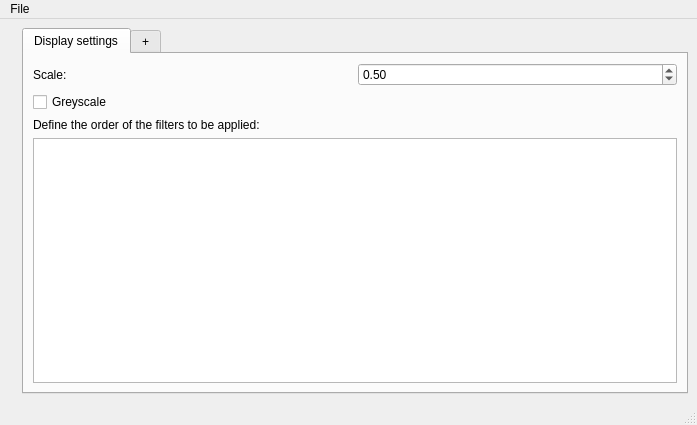
Before: the Qt Designer form sec_detect.ui in SebLeh/IAI, drawn with Qt 5.
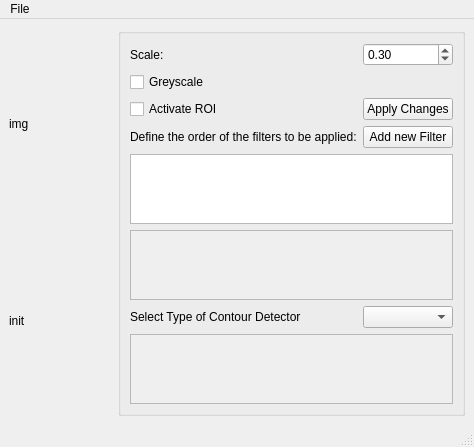
After: the same form once the commit is applied. Icons and pictures are not drawn. Custom widgets are drawn as their Qt base class.

```diff
--- a/sec_detect.ui
+++ b/sec_detect.ui
@@ -6,8 +6,8 @@
    <rect>
     <x>0</x>
     <y>0</y>
-    <width>697</width>
-    <height>425</height>
+    <width>474</width>
+    <height>431</height>
    </rect>
   </property>
   <property name="windowTitle">
@@ -16,39 +16,26 @@
   <widget class="QWidget" name="centralwidget">
    <layout class="QGridLayout" name="gridLayout">
     <item row="1" column="0">
+     <widget class="GraphicsView" name="label_3">
+      <property name="text">
+       <string>init</string>
+      </property>
+     </widget>
+    </item>
+    <item row="0" column="0">
      <widget class="GraphicsView" name="label">
       <property name="text">
+       <string>img</string>
+      </property>
+     </widget>
+    </item>
+    <item row="0" column="3" rowspan="2">
+     <widget class="QGroupBox" name="groupBox">
+      <property name="title">
        <string/>
       </property>
-     </widget>
-    </item>
-    <item row="1" column="2">
-     <widget class="QTabWidget" name="tabWidget">
-      <property name="minimumSize">
-       <size>
-        <width>300</width>
-        <height>0</height>
-       </size>
-      </property>
-      <property name="currentIndex">
-       <number>0</number>
-      </property>
-      <property name="tabsClosable">
-       <bool>false</bool>
-      </property>
-      <widget class="QWidget" name="tab_1">
-       <attribute name="title">
-        <string>Display settings</string>
-       </attribute>
-       <layout class="QGridLayout" name="gridLayout_2">
-        <item row="1" column="0">
-         <widget class="QCheckBox" name="cb_grey">
-          <property name="text">
-           <string>Greyscale</string>
-          </property>
-         </widget>
-        </item>
-        <item row="4" column="0">
+      <layout class="QGridLayout" name="gridLayout_3">
+       <item row="5" column="0">
          <widget class="QLabel" name="label_2">
           <property name="text">
            <string>Define the order of the filters to be applied:</string>
@@ -64,6 +51,9 @@
         </item>
         <item row="0" column="1">
          <widget class="QDoubleSpinBox" name="scale">
+         <property name="minimum">
+          <double>0.100000000000000</double>
+         </property>
           <property name="maximum">
            <double>3.000000000000000</double>
           </property>
@@ -71,23 +61,86 @@
            <double>0.250000000000000</double>
           </property>
           <property name="value">
-           <double>0.500000000000000</double>
+          <double>0.300000000000000</double>
           </property>
          </widget>
         </item>
-        <item row="5" column="0" colspan="2">
+       <item row="2" column="0">
+        <widget class="QCheckBox" name="cb_roi">
+         <property name="text">
+          <string>Activate ROI</string>
+         </property>
+        </widget>
+       </item>
+       <item row="1" column="0">
+        <widget class="QCheckBox" name="cb_grey">
+         <property name="text">
+          <string>Greyscale</string>
+         </property>
+        </widget>
+       </item>
+       <item row="5" column="1">
+        <widget class="QPushButton" name="btn_add">
+         <property name="text">
+          <string>Add new Filter</string>
+         </property>
+        </widget>
+       </item>
+       <item row="8" column="1">
+        <widget class="QComboBox" name="combbox_detector"/>
+       </item>
+       <item row="6" column="0" colspan="2">
          <widget class="QListWidget" name="sortList"/>
         </item>
-       </layout>
-      </widget>
-      <widget class="QWidget" name="tab_2">
-       <attribute name="title">
-        <string>+</string>
-       </attribute>
-       <attribute name="toolTip">
-        <string>add new filter</string>
-       </attribute>
-      </widget>
+       <item row="8" column="0">
+        <widget class="QLabel" name="label_4">
+         <property name="text">
+          <string>Select Type of Contour Detector</string>
+         </property>
+        </widget>
+       </item>
+       <item row="9" column="0" colspan="2">
+        <widget class="QScrollArea" name="detector_area">
+         <property name="widgetResizable">
+          <bool>true</bool>
+         </property>
+         <widget class="QWidget" name="scrollAreaWidgetContents">
+          <property name="geometry">
+           <rect>
+            <x>0</x>
+            <y>0</y>
+            <width>294</width>
+            <height>67</height>
+           </rect>
+          </property>
+         </widget>
+        </widget>
+       </item>
+       <item row="7" column="0" colspan="2">
+        <widget class="QScrollArea" name="filter_area">
+         <property name="widgetResizable">
+          <bool>true</bool>
+         </property>
+         <widget class="QWidget" name="scrollAreaWidgetContents_2">
+          <property name="geometry">
+           <rect>
+            <x>0</x>
+            <y>0</y>
+            <width>294</width>
+            <height>67</height>
+           </rect>
+          </property>
+         </widget>
+        </widget>
+       </item>
+       <item row="2" column="1">
+        <widget class="QPushButton" name="btn_apply">
+         <property name="text">
+          <string>Apply Changes</string>
+         </property>
+        </widget>
+       </item>
+      </layout>
      </widget>
     </item>
    </layout>
@@ -97,7 +150,7 @@
     <rect>
      <x>0</x>
      <y>0</y>
-     <width>697</width>
+     <width>474</width>
      <height>21</height>
     </rect>
    </property>
```
Left out of the diff: 2 changed lines with no effect on the pictures. Lines whose indentation alone changed are shown as unchanged.
